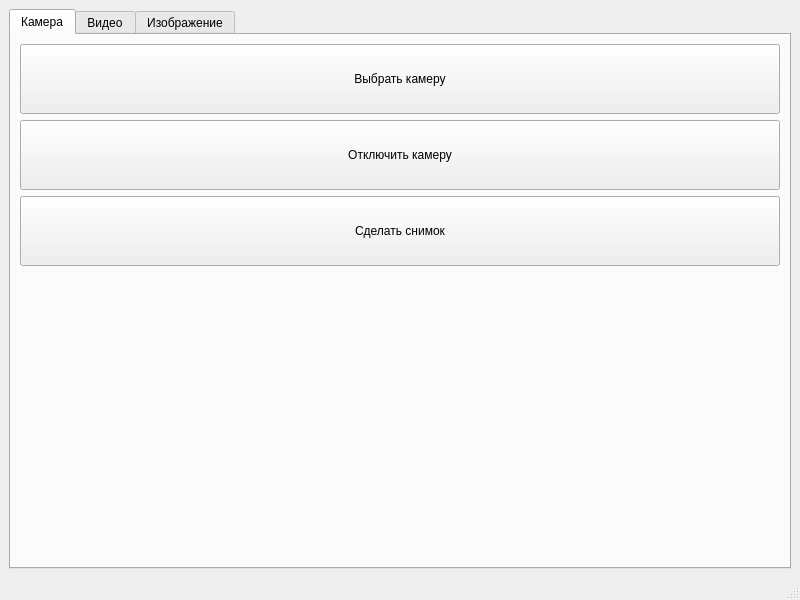
First picture: the form in mainWindow.ui, repository yepseeke/drone-detection-app, before the edit.
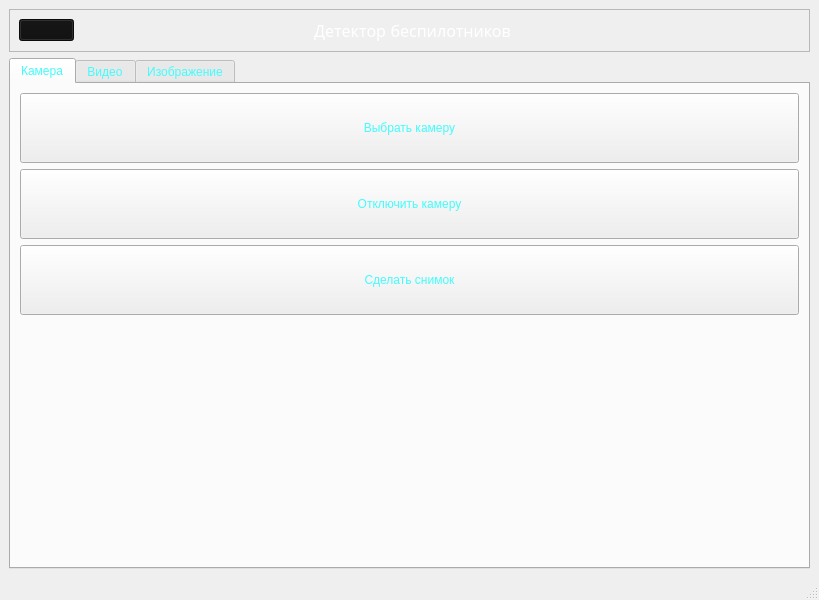
Second picture: the form after the edit. Icons and pictures are not drawn.

Commit message: Changed style of app

What changed in the file:
```diff
--- a/mainWindow.ui
+++ b/mainWindow.ui
@@ -6,15 +6,91 @@
    <rect>
     <x>0</x>
     <y>0</y>
-    <width>800</width>
+    <width>819</width>
     <height>600</height>
    </rect>
   </property>
   <property name="windowTitle">
    <string>MainWindow</string>
   </property>
+  <property name="styleSheet">
+   <string notr="true"/>
+  </property>
   <widget class="QWidget" name="centralwidget">
-   <layout class="QHBoxLayout" name="horizontalLayout">
+   <layout class="QHBoxLayout" name="horizontalLayout_6">
+    <item>
+     <layout class="QVBoxLayout" name="verticalLayout_7" stretch="1,23">
+      <item>
+       <widget class="QFrame" name="titleFrame">
+        <property name="frameShape">
+         <enum>QFrame::StyledPanel</enum>
+        </property>
+        <property name="frameShadow">
+         <enum>QFrame::Raised</enum>
+        </property>
+        <layout class="QHBoxLayout" name="horizontalLayout_5">
+         <item>
+          <layout class="QHBoxLayout" name="horizontalLayout" stretch="1,12,1">
+           <item>
+            <widget class="QPushButton" name="infoButton">
+             <property name="whatsThis">
+              <string>&lt;html&gt;&lt;head/&gt;&lt;body&gt;&lt;p&gt;&lt;br/&gt;&lt;/p&gt;&lt;/body&gt;&lt;/html&gt;</string>
+             </property>
+             <property name="styleSheet">
+              <string notr="true">QPushButton{
+	background-color: rgb(15, 15, 15);
+}
+
+QPushButton:hover{
+	background-color: white;
+}</string>
+             </property>
+             <property name="text">
+              <string/>
+             </property>
+             <property name="icon">
+              <iconset>
+               <normaloff>infoIcon.svg</normaloff>infoIcon.svg</iconset>
+             </property>
+            </widget>
+           </item>
+           <item>
+            <widget class="QLabel" name="titleLabel">
+             <property name="font">
+              <font>
+               <family>URW Bookman [urw]</family>
+               <pointsize>12</pointsize>
+              </font>
+             </property>
+             <property name="styleSheet">
+              <string notr="true">color: rgb(255, 255, 255);</string>
+             </property>
+             <property name="text">
+              <string>Детектор беспилотников</string>
+             </property>
+             <property name="alignment">
+              <set>Qt::AlignCenter</set>
+             </property>
+            </widget>
+           </item>
+           <item>
+            <spacer name="horizontalSpacer">
+             <property name="orientation">
+              <enum>Qt::Horizontal</enum>
+             </property>
+             <property name="sizeHint" stdset="0">
+              <size>
+               <width>40</width>
+               <height>20</height>
+              </size>
+             </property>
+            </spacer>
+           </item>
+          </layout>
+         </item>
+        </layout>
+       </widget>
+      </item>
     <item>
      <widget class="QTabWidget" name="tabWidget">
       <property name="minimumSize">
@@ -23,10 +99,16 @@
         <height>0</height>
        </size>
       </property>
+        <property name="styleSheet">
+         <string notr="true">color: rgb(67, 252, 252);</string>
+        </property>
       <property name="currentIndex">
        <number>0</number>
       </property>
       <widget class="QWidget" name="tab_1">
+         <property name="styleSheet">
+          <string notr="true"/>
+         </property>
        <attribute name="title">
         <string>Камера</string>
        </attribute>
@@ -34,7 +116,7 @@
         <item>
          <layout class="QHBoxLayout" name="horizontalLayout_2" stretch="1">
           <item>
-           <layout class="QVBoxLayout" name="verticalLayout" stretch="1,1,1,3">
+             <layout class="QVBoxLayout" name="verticalLayout" stretch="1,0,1,3">
             <item>
              <widget class="QPushButton" name="chooseCameraButton">
               <property name="minimumSize">
@@ -43,6 +125,16 @@
                 <height>70</height>
                </size>
               </property>
+                <property name="styleSheet">
+                 <string notr="true">QPushButton{
+	color: rgb(67, 252, 252);
+}
+
+QPushButton:hover{
+	color: rgb(67, 252, 252);
+	border: 4px solid rgb(67, 252, 252);
+}</string>
+                </property>
               <property name="text">
                <string>Выбрать камеру</string>
               </property>
@@ -56,6 +148,16 @@
                 <height>70</height>
                </size>
               </property>
+                <property name="styleSheet">
+                 <string notr="true">QPushButton{
+	color: rgb(67, 252, 252);
+}
+
+QPushButton:hover{
+	color: rgb(67, 252, 252);
+	border: 4px solid rgb(67, 252, 252);
+}</string>
+                </property>
               <property name="text">
                <string>Отключить камеру</string>
               </property>
@@ -69,6 +171,16 @@
                 <height>70</height>
                </size>
               </property>
+                <property name="styleSheet">
+                 <string notr="true">QPushButton{
+	color: rgb(67, 252, 252);
+}
+
+QPushButton:hover{
+	color: rgb(67, 252, 252);
+	border: 4px solid rgb(67, 252, 252);
+}</string>
+                </property>
               <property name="text">
                <string>Сделать снимок</string>
               </property>
@@ -204,6 +316,8 @@
      </widget>
     </item>
    </layout>
+    </item>
+   </layout>
   </widget>
   <widget class="QMenuBar" name="menubar">
    <property name="geometry">
```
Left out of the diff: 42 changed lines with no effect on the pictures. Lines whose indentation alone changed are shown as unchanged. The commit also changes 11 other files.
